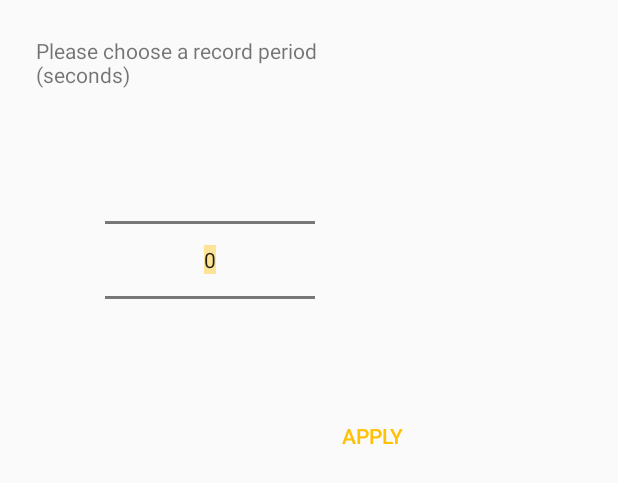
After one commit to mohsenOG/TripTracker-for-Android, an Android app: the layout dialog_number_picker.xml on its own in the app's theme, with its tools: preview values and no code run, on a phone screen of 412 x 824 dp. The commit adds this screen. Shown: the top 483 px of the screen. Run offline under Robolectric (Android 15) with nearby library versions, the phone set to English and light mode, and no system bars.

Commit message:
- Adding Settings using PreferenceFragment and PreferenceScreen.

```diff
--- a/app/src/main/AndroidManifest.xml
+++ b/app/src/main/AndroidManifest.xml
@@ -6,6 +6,8 @@
     <uses-permission android:name="android.permission.ACCESS_COARSE_LOCATION" />
     <uses-permission android:name="android.permission.ACCESS_FINE_LOCATION" />
     <uses-permission android:name="android.permission.INTERNET" />
+
+
 
 
     <application
--- a/app/src/main/java/eu/wonderfulme/triptracker/ui/RoutesRecyclerViewAdapter.java
+++ b/app/src/main/java/eu/wonderfulme/triptracker/ui/RoutesRecyclerViewAdapter.java
@@ -26,8 +26,6 @@ public class RoutesRecyclerViewAdapter extends RecyclerView.Adapter<RoutesRecycl
         return 0;
     }
 
-
-
     class ViewHolder extends RecyclerView.ViewHolder {
 
         public ViewHolder(View itemView) {
--- /dev/null
+++ b/app/src/main/res/layout/dialog_number_picker.xml
@@ -0,0 +1,36 @@
+<LinearLayout xmlns:android="http://schemas.android.com/apk/res/android"
+    android:layout_width="280dp"
+    android:layout_height="wrap_content"
+    android:orientation="vertical">
+
+    <TextView
+        android:id="@+id/tv_dialog_number_picker_title"
+        android:layout_width="wrap_content"
+        android:layout_height="wrap_content"
+        android:layout_gravity="start"
+        android:text="@string/select_period_hint"
+        android:padding="@dimen/dialog_title_padding"
+        android:focusable="true"
+        android:nextFocusDown="@id/tv_dialog_support"/>
+
+    <NumberPicker
+        android:id="@+id/number_picker"
+        android:layout_width="140dp"
+        android:layout_height="wrap_content"
+        android:layout_gravity="center"
+        android:focusable="true"
+        android:nextFocusDown="@id/btn_numberPicker_apply"/>
+
+    <Button
+        android:id="@+id/btn_numberPicker_apply"
+        android:layout_width="wrap_content"
+        android:layout_height="match_parent"
+        android:text="@string/apply"
+        style="?android:attr/buttonBarButtonStyle"
+        android:textSize="@dimen/dialog_btn_text_size"
+        android:padding="@dimen/dialog_btn_padding"
+        android:layout_gravity="end"
+        android:focusable="true"
+        android:nextFocusUp="@id/number_picker" />
+
+</LinearLayout>
--- a/app/src/main/res/xml/pref_settings.xml
+++ b/app/src/main/res/xml/pref_settings.xml
@@ -6,9 +6,9 @@
         android:key="@string/pref_settings_record_type_key"
         android:title="@string/pref_settings_record_type_title"
         android:dialogTitle="@string/pref_settings_record_type_dialog"
-        android:defaultValue="@string/pref_settings_record_type_default_value"
+        android:defaultValue="@string/pref_settings_record_type_car"
         android:entries="@array/record_type_items"
-        android:entryValues="@array/record_type_items_values"
+        android:entryValues="@array/record_type_items"
         />
 
 </PreferenceScreen>
```
Also changed, not shown: app/src/main/java/eu/wonderfulme/triptracker/ui/NumberPickerDialog.java (added, +51 -0 lines), app/src/main/java/eu/wonderfulme/triptracker/ui/SettingsActivity.java (+20 -1 lines), app/src/main/java/eu/wonderfulme/triptracker/ui/SettingsFragment.java (+37 -1 lines), app/src/main/java/eu/wonderfulme/triptracker/utility/UtilsSharedPref.java (+20 -6 lines), app/src/main/res/values/arrays.xml (+4 -10 lines), app/src/main/res/values/strings.xml (+6 -9 lines).
